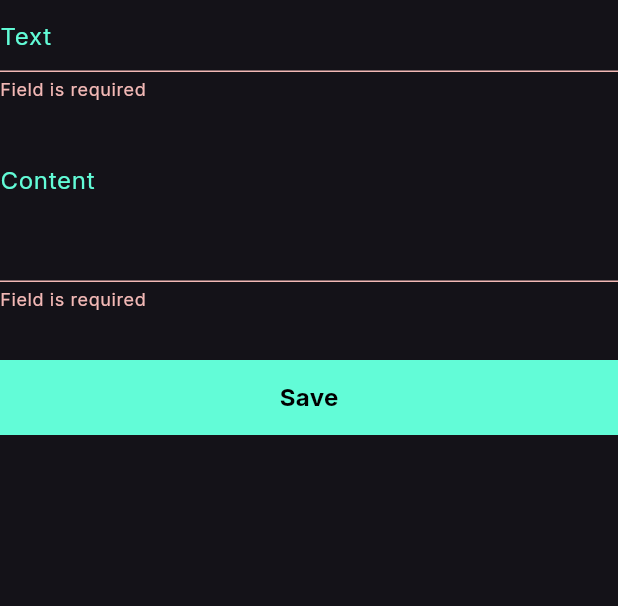
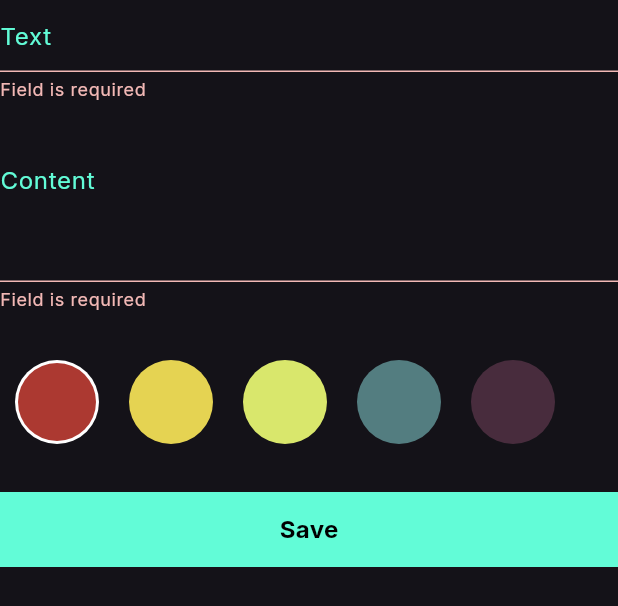
Before and after one commit to Mohamed-Naguib22/notes_app, a Flutter app: the AddNoteForm widget shown alone on an empty page, opened directly, after a tap on "Save", on a phone screen of 412 x 824 dp. Shown: the top 606 px of the screen. Run offline on Flutter 3.47's test engine with Material 3 defaults, Android fonts, the phone set to English and light mode, and no system bars; our stand-ins replace flutter_bloc, google_fonts, hive, hive_flutter, modal_progress_hud_nsn; accounts and stored records are empty.

Commit message:
add color list

```diff
--- a/lib/cubits/add_note_cubit.dart
+++ b/lib/cubits/add_note_cubit.dart
@@ -1,3 +1,4 @@
+import 'package:flutter/material.dart';
 import 'package:flutter_bloc/flutter_bloc.dart';
 import 'package:hive/hive.dart';
 import 'package:notes_app/cubits/add_note_states.dart';
@@ -5,9 +6,11 @@ import 'package:notes_app/models/note_model.dart';
 
 class AddNoteCubit extends Cubit<AddNoteState> {
   AddNoteCubit() : super(AddNoteInitial());
+  Color color = const Color(0xffAC3931);
 
   addNote(NoteModel note) async {
     emit(AddNoteLoading());
+    note.color = color.value;
 
     try {
       var notesBox = Hive.box<NoteModel>("notes");
--- /dev/null
+++ b/lib/cubits/get_notes_cubit.dart
@@ -0,0 +1,14 @@
+import 'package:flutter_bloc/flutter_bloc.dart';
+import 'package:hive/hive.dart';
+import 'package:notes_app/cubits/get_notes_states.dart';
+import 'package:notes_app/models/note_model.dart';
+
+class GetNoteCubit extends Cubit<GetNoteState> {
+  GetNoteCubit() : super(GetNoteInitial());
+  List<NoteModel>? notes;
+  fetchAllNotes() {
+    var notesBox = Hive.box<NoteModel>("notes");
+    notes = notesBox.values.toList();
+    emit(GetNoteSuccess());
+  }
+}
--- /dev/null
+++ b/lib/cubits/get_notes_states.dart
@@ -0,0 +1,14 @@
+import 'package:notes_app/models/note_model.dart';
+
+abstract class GetNoteState {}
+
+class GetNoteLoading extends GetNoteState {}
+
+class GetNoteInitial extends GetNoteState {}
+
+class GetNoteSuccess extends GetNoteState {}
+
+class GetNoteFailure extends GetNoteState {
+  final String errorMessage;
+  GetNoteFailure({required this.errorMessage});
+}
--- a/lib/models/note_model.dart
+++ b/lib/models/note_model.dart
@@ -2,7 +2,7 @@ import 'package:hive/hive.dart';
 part 'note_model.g.dart';
 
 @HiveType(typeId: 0)
-class NoteModel extends HiveObject {
+class NoteModel {
   @HiveField(0)
   final String title;
   @HiveField(1)
@@ -10,7 +10,7 @@ class NoteModel extends HiveObject {
   @HiveField(2)
   final String date;
   @HiveField(3)
-  final int color;
+  int color;
 
   NoteModel(
       {required this.title,
--- a/lib/widgets/add_note_form.dart
+++ b/lib/widgets/add_note_form.dart
@@ -1,7 +1,9 @@
 import 'package:flutter/material.dart';
 import 'package:flutter_bloc/flutter_bloc.dart';
+import 'package:intl/intl.dart';
 import 'package:notes_app/cubits/add_note_cubit.dart';
 import 'package:notes_app/models/note_model.dart';
+import 'package:notes_app/widgets/colors_list_view.dart';
 import 'package:notes_app/widgets/custom_button.dart';
 import 'package:notes_app/widgets/custom_text_field.dart';
 
@@ -45,12 +47,21 @@ class _AddNoteFormState extends State<AddNoteForm> {
           const SizedBox(
             height: 32,
           ),
+          ColorsListView(),
+          const SizedBox(
+            height: 32,
+          ),
           CustomButton(
             onTap: (){
               if (formKey.currentState!.validate()) {
                 formKey.currentState!.save();
 
-                var noteModel = NoteModel(title: title!, content: content!, date: DateTime.now().toString(), color: Colors.blue.value);
+                var noteModel = NoteModel(
+                  title: title!,
+                  content: content!,
+                  date: DateFormat('dd-mm-yyyy').format(DateTime.now()),
+                  color: Colors.blue.value,
+                );
                 BlocProvider.of<AddNoteCubit>(context).addNote(noteModel);
               }
               else {
--- /dev/null
+++ b/lib/widgets/color_item.dart
@@ -0,0 +1,24 @@
+import 'package:flutter/material.dart';
+
+class ColorItem extends StatelessWidget {
+  const ColorItem({super.key, required this.isActive, required this.color});
+  final bool isActive;
+  final Color color;
+
+  @override
+  Widget build(BuildContext context) {
+    return isActive
+    ? CircleAvatar(
+      radius: 28,
+        backgroundColor: Colors.white,
+      child: CircleAvatar(
+          backgroundColor: color,
+          radius: 26,
+        ),
+    )
+    : CircleAvatar(
+        backgroundColor: color,
+        radius: 28,
+      );
+  }
+}
--- /dev/null
+++ b/lib/widgets/colors_list_view.dart
@@ -0,0 +1,49 @@
+import 'package:flutter/material.dart';
+import 'package:flutter_bloc/flutter_bloc.dart';
+import 'package:notes_app/cubits/add_note_cubit.dart';
+import 'package:notes_app/widgets/color_item.dart';
+
+class ColorsListView extends StatefulWidget {
+  const ColorsListView({super.key});
+
+  @override
+  State<ColorsListView> createState() => _ColorsListViewState();
+}
+
+class _ColorsListViewState extends State<ColorsListView> {
+  int currentIndex = 0;
+
+  List<Color> colors = const [
+    Color(0xffAC3931),
+    Color(0xffE5D352),
+    Color(0xffD9E76C),
+    Color(0xff537D80),
+    Color(0xff482C3D),
+  ];
+
+  @override
+  Widget build(BuildContext context) {
+    return SizedBox(
+      height: 56,
+      child: ListView.builder(
+        itemCount: colors.length,
+        scrollDirection: Axis.horizontal,
+        itemBuilder: (context, index) {
+          return Padding(
+            padding: const EdgeInsets.symmetric(horizontal: 10),
+            child: GestureDetector(
+              onTap: () {
+                currentIndex = index;
+                BlocProvider.of<AddNoteCubit>(context).color = colors[currentIndex];
+                setState(() {
+
+                });
+              },
+              child: ColorItem(color: colors[index] , isActive: currentIndex == index),
+            ),
+          );
+        },
+      ),
+    );
+  }
+}
--- a/lib/widgets/note_bottom_sheet.dart
+++ b/lib/widgets/note_bottom_sheet.dart
@@ -3,6 +3,7 @@ import 'package:flutter_bloc/flutter_bloc.dart';
 import 'package:modal_progress_hud_nsn/modal_progress_hud_nsn.dart';
 import 'package:notes_app/cubits/add_note_cubit.dart';
 import 'package:notes_app/cubits/add_note_states.dart';
+import 'package:notes_app/cubits/get_notes_cubit.dart';
 import 'package:notes_app/widgets/add_note_form.dart';
 
 class NoteBottomSheet extends StatelessWidget {
@@ -18,6 +19,7 @@ class NoteBottomSheet extends StatelessWidget {
             print("faild ${state.errorMessage}");
           }
           if (state is AddNoteSuccess) {
+            BlocProvider.of<GetNoteCubit>(context).fetchAllNotes();
             Navigator.pop(context);
           }
         },
@@ -35,7 +37,7 @@ class NoteBottomSheet extends StatelessWidget {
                 top: 32,
                 bottom: MediaQuery.of(context).viewInsets.bottom,
               ),
-              child: SingleChildScrollView(child: AddNoteForm()),
+              child: const SingleChildScrollView(child: AddNoteForm()),
             ),
           );
         },
--- a/lib/widgets/notes_list_view.dart
+++ b/lib/widgets/notes_list_view.dart
@@ -1,4 +1,7 @@
 import 'package:flutter/material.dart';
+import 'package:flutter_bloc/flutter_bloc.dart';
+import 'package:notes_app/cubits/get_notes_cubit.dart';
+import 'package:notes_app/cubits/get_notes_states.dart';
 import 'package:notes_app/widgets/note_item.dart';
 
 class NotesListView extends StatelessWidget {
@@ -6,16 +9,25 @@ class NotesListView extends StatelessWidget {
 
   @override
   Widget build(BuildContext context) {
+    return BlocBuilder<GetNoteCubit, GetNoteState>(
+      builder: (context, state) {
+        BlocProvider.of<GetNoteCubit>(context).fetchAllNotes();
+        var notes = BlocProvider.of<GetNoteCubit>(context).notes ?? [];
         return Padding(
           padding: const EdgeInsets.symmetric(vertical: 16),
           child: ListView.builder(
               padding: EdgeInsets.zero,
+              itemCount: notes.length,
               itemBuilder: (context, index) {
                 return Padding(
                   padding: const EdgeInsets.only(bottom: 10),
-              child: NoteItem(),
-            );
-          }),
+                  child: NoteItem(
+                    note: notes[index],
+                  ),
                 );
               }
+           ),
+        );
+    });
   }
+}
--- a/pubspec.yaml
+++ b/pubspec.yaml
@@ -40,6 +40,7 @@ dependencies:
   google_fonts: ^6.2.1
   flutter_bloc: ^8.1.6
   modal_progress_hud_nsn: ^0.5.1
+  intl: ^0.19.0
 
 dev_dependencies:
   hive_generator: ^2.0.0
```
Also changed, not shown: lib/main.dart (+7 -5 lines), lib/widgets/note_item.dart (+13 -6 lines), pubspec.lock. Lines whose indentation alone changed are shown as unchanged.
